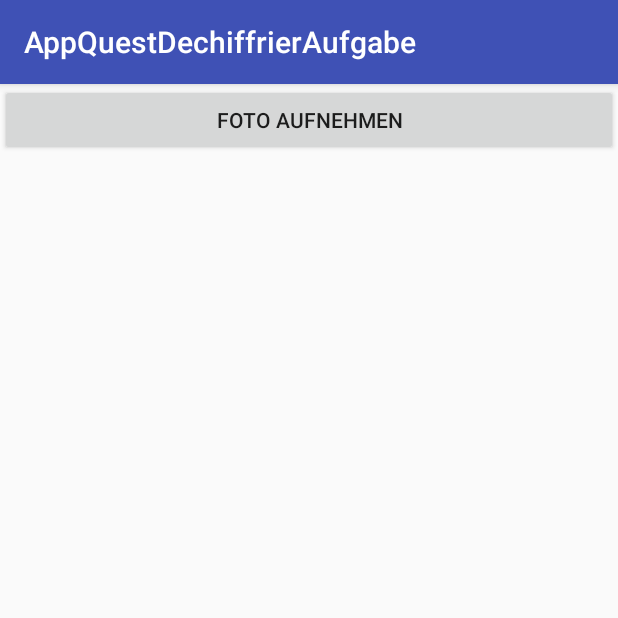
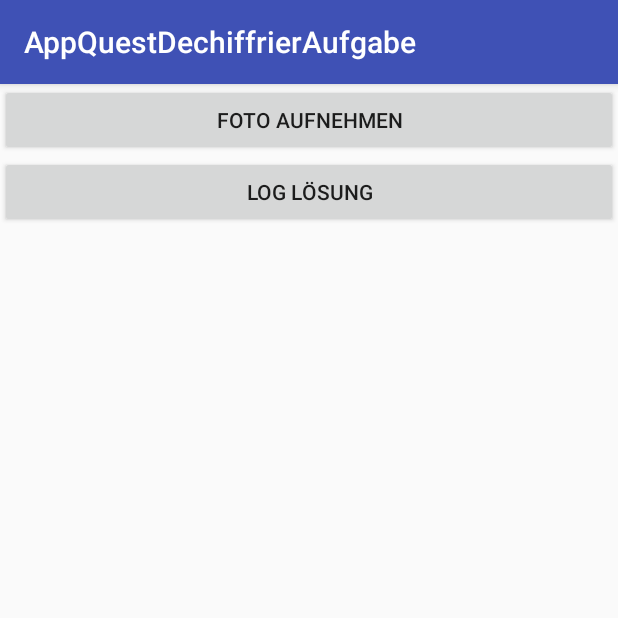
Before and after one commit to Tamalera/DechiffrierAufgabe, an Android app: the screen it shows after launch (MainActivity), on a phone screen of 412 x 824 dp, the top half of it. Run offline under Robolectric (Android 15) with nearby library versions, the phone set to English and light mode, and no system bars.

Commit message:
Logging funktioniert

```diff
--- a/app/src/main/res/layout/activity_main.xml
+++ b/app/src/main/res/layout/activity_main.xml
@@ -32,6 +32,12 @@
                 android:layout_height="wrap_content"
                 android:contentDescription="FotoMitFilter" />
 
+            <Button
+                android:id="@+id/logBuchEintrag"
+                android:layout_width="match_parent"
+                android:layout_height="wrap_content"
+                android:text="Log Lösung" />
+
         </LinearLayout>
     </ScrollView>
 
--- a/build.gradle
+++ b/build.gradle
@@ -7,7 +7,7 @@ buildscript {
         jcenter()
     }
     dependencies {
-        classpath 'com.android.tools.build:gradle:3.1.4'
+        classpath 'com.android.tools.build:gradle:3.2.0'
 
 
         // NOTE: Do not place your application dependencies here; they belong
```
Also changed, not shown: app/src/main/java/com/example/taamefl2/appquestdechiffrieraufgabe/MainActivity.java (+70 -3 lines), gradle/wrapper/gradle-wrapper.properties.
